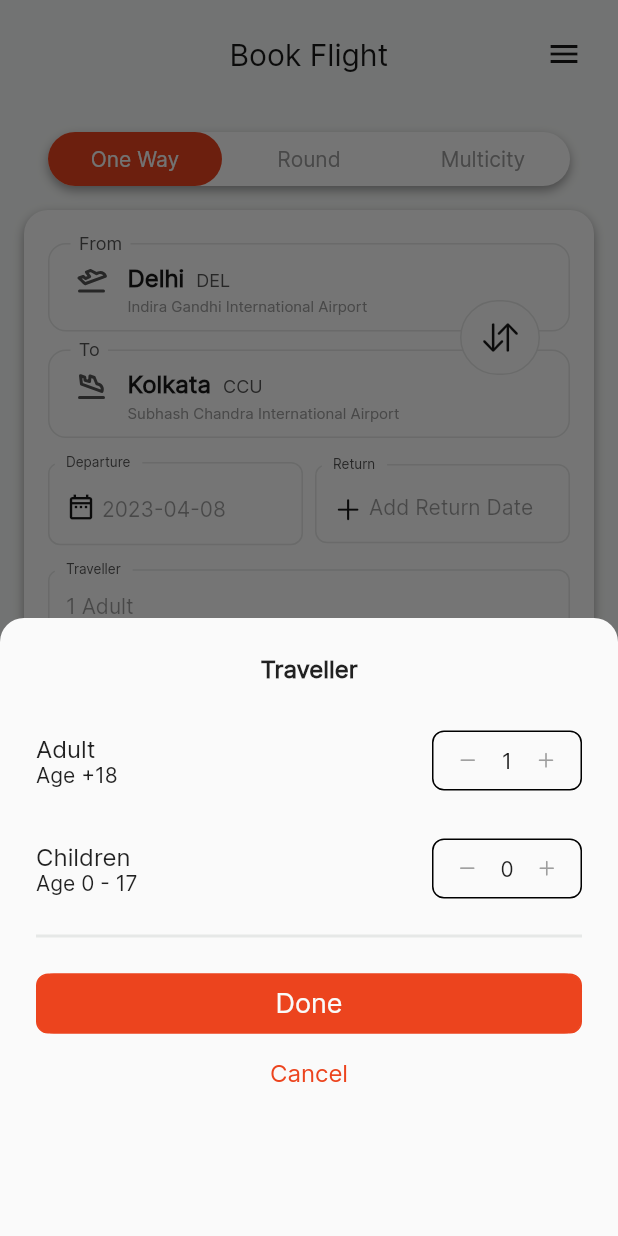
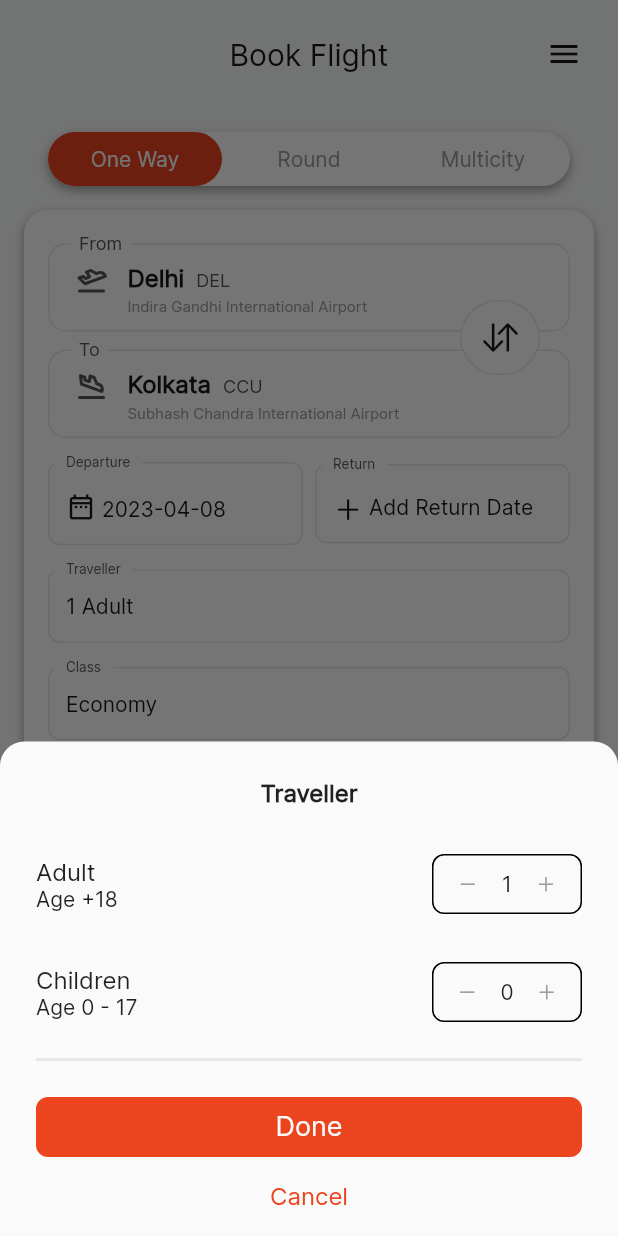
Before and after one commit to ramanassif/Book_Flight_App, a Flutter app: the screen it shows after launch, after a tap on "Traveller", on a phone screen of 412 x 824 dp. Run offline on Flutter 3.47's test engine with Material 2 defaults, Android fonts, the phone set to English and light mode, and no system bars; our stand-ins replace easy_localization, flutter_svg, loading_animation_widget; missing offline and left inert: desktop_window.

Commit message:
Refactor code

```diff
--- a/assets/translations/ar-AR.json
+++ b/assets/translations/ar-AR.json
@@ -22,6 +22,7 @@
   "Traveller": "المسافر",
   "Adult": "بالغ",
   "Children": "أطفال",
+  "Age": "العمر",
   "Done": "تم",
   "Class": "التصنيف",
   "Economy": "اقتصادي",
--- a/assets/translations/en-EN.json
+++ b/assets/translations/en-EN.json
@@ -22,6 +22,7 @@
   "Traveller": "Traveller",
   "Adult": "Adult",
   "Children": "Children",
+  "Age": "Age",
   "Done": "Done",
   "Class": "Class",
   "Economy": "Economy",
--- a/lib/core/basics_widgets/custom_textField.dart
+++ b/lib/core/basics_widgets/custom_textField.dart
@@ -1,8 +1,6 @@
 import 'package:book_flight_app/constants.dart';
-import 'package:book_flight_app/core/services/theme_service/theme_service.dart';
 import 'package:easy_localization/easy_localization.dart' hide TextDirection;
 import 'package:flutter/material.dart';
-import 'package:provider/provider.dart';
 
 class CustomTextField extends StatefulWidget {
   final String label;
@@ -31,15 +29,16 @@ class _CustomTextFieldState extends State<CustomTextField> {
       cursorColor: kPrimaryColor,
       style: const TextStyle(
         fontSize: 14,
+        color: kDarkColor,
+        //color: kDarkColor
       ),
       decoration: InputDecoration(
-        labelText: widget.label.tr().toString(),
-        labelStyle: TextStyle(
-          color: Provider.of<ThemeServices>(context).mode == ThemeMode.dark
-              ? kLightColor
-              : kGreyColor,
+        labelText: widget.label,
+        labelStyle: const TextStyle(
+          color: kGreyColor,
           fontSize: 12,
           fontWeight: FontWeight.w400,
+          //color: kDarkColor,
         ),
         hintStyle: const TextStyle(
           color: Color(0xffA6A6A6),
@@ -81,13 +80,14 @@ class _CustomTextFieldState extends State<CustomTextField> {
   @override
   void initState() {
     super.initState();
-    widget.controller.text = (widget.textValue).tr().toString();
+    //widget.controller.text = widget.textValue;
   }
 
   @override
   void didChangeDependencies() {
     Locale myLocale = Localizations.localeOf(context);
     currentLanguage = myLocale.toString();
+    widget.controller.text = widget.textValue;
     super.didChangeDependencies();
   }
 }
--- a/lib/core/basics_widgets/custom_time_and_date_textField.dart
+++ b/lib/core/basics_widgets/custom_time_and_date_textField.dart
@@ -1,8 +1,6 @@
 import 'package:book_flight_app/constants.dart';
-import 'package:book_flight_app/core/services/theme_service/theme_service.dart';
-import 'package:easy_localization/easy_localization.dart' hide TextDirection;
+import 'package:easy_localization/easy_localization.dart';
 import 'package:flutter/material.dart';
-import 'package:provider/provider.dart';
 
 class CustomTimeAndDateTextField extends StatefulWidget {
   final String label;
@@ -33,9 +31,7 @@ class _CustomTimeAndDateTextFieldState
       enabled: false,
       controller: widget.controller,
       cursorColor: kPrimaryColor,
-      style: const TextStyle(
-        fontSize: 14,
-      ),
+      style: const TextStyle(fontSize: 14, color: kDarkColor),
       decoration: InputDecoration(
         prefix: Padding(
           padding: EdgeInsets.only(
@@ -47,14 +43,13 @@ class _CustomTimeAndDateTextFieldState
             child: Icon(
               widget.iconData,
               size: 20,
+              color: kDarkColor,
             ),
           ),
         ),
-        labelText: widget.label.tr().toString(),
-        labelStyle: TextStyle(
-          color: Provider.of<ThemeServices>(context).mode == ThemeMode.dark
-              ? kLightColor
-              : kGreyColor,
+        labelText: widget.label,
+        labelStyle: const TextStyle(
+          color: kGreyColor,
           fontSize: 12,
           fontWeight: FontWeight.w400,
         ),
@@ -98,7 +93,7 @@ class _CustomTimeAndDateTextFieldState
   @override
   void initState() {
     super.initState();
-    widget.controller.text = widget.textValue;
+    //widget.controller.text = widget.textValue;
   }
 
   @override
@@ -107,6 +102,7 @@ class _CustomTimeAndDateTextFieldState
     currentLanguage = myLocale.toString();
     debugPrint('$myLocale'.toString());
     debugPrint(currentLanguage);
+    widget.controller.text = widget.textValue;
     super.didChangeDependencies();
   }
 }
--- a/lib/core/services/theme_service/theme.dart
+++ b/lib/core/services/theme_service/theme.dart
@@ -12,12 +12,7 @@ class Themes with ChangeNotifier {
   static final darkTheme = ThemeData(
     primaryColor: kPrimaryColor,
     brightness: Brightness.dark,
-    textTheme: TextTheme(
-      bodyText1: TextStyle(
+    fontFamily: 'Inter',
 
-      )
-    ),
-    fontFamily: 'Inter',
   );
-
 }
--- a/lib/features/flight_details_screen/screens/flight_details_screen.dart
+++ b/lib/features/flight_details_screen/screens/flight_details_screen.dart
@@ -277,7 +277,7 @@ class _FlightDetailsScreenState extends State<FlightDetailsScreen> {
                                 child: InkWell(
                                   onTap: pickedDateFun,
                                   child: CustomTimeAndDateTextField(
-                                    label: 'Date',
+                                    label: 'Date'.tr().toString(),
                                     iconData: Icons.date_range_outlined,
                                     textValue: formattedDate,
                                     controller: dateController,
@@ -292,7 +292,7 @@ class _FlightDetailsScreenState extends State<FlightDetailsScreen> {
                                 child: InkWell(
                                   onTap: (){},
                                   child: CustomTimeAndDateTextField(
-                                    label: 'Time',
+                                    label: 'Time'.tr().toString(),
                                     iconData: Icons.access_time_outlined,
                                     textValue: '9.30',
                                     controller: timeController,
--- a/lib/features/home_screen/widgets/flight_selection_widget.dart
+++ b/lib/features/home_screen/widgets/flight_selection_widget.dart
@@ -319,7 +319,7 @@ class _FlightSelectionWidgetState extends State<FlightSelectionWidget> {
                     child: InkWell(
                       onTap: dePickedDateFun,
                       child: CustomTimeAndDateTextField(
-                        label: 'Departure',
+                        label: 'Departure'.tr().toString(),
                         iconData: Icons.date_range_outlined,
                         textValue: deFormattedDate,
                         controller: deDateController,
@@ -334,7 +334,7 @@ class _FlightSelectionWidgetState extends State<FlightSelectionWidget> {
                     child: InkWell(
                       onTap: rePickedDateFun,
                       child: CustomTimeAndDateTextField(
-                        label: 'Return',
+                        label: 'Return'.tr().toString(),
                         iconData: CupertinoIcons.plus,
                         textValue: reFormattedDate ??
                             'Add_Return_Date'.tr().toString(),
@@ -363,7 +363,9 @@ class _FlightSelectionWidgetState extends State<FlightSelectionWidget> {
                         padding: MediaQuery.of(context).viewInsets,
                         child: SizedBox(
                           width: MediaQuery.of(context).size.width,
-                          height: MediaQuery.of(context).size.height / 2,
+                          height: MediaQuery.of(context).size.height > 700
+                              ? MediaQuery.of(context).size.height / 2.5
+                              : MediaQuery.of(context).size.height / 2,
                           child: Builder(builder: (BuildContext context) {
                             return StatefulBuilder(
                               builder: (context, setState) => Padding(
@@ -375,9 +377,9 @@ class _FlightSelectionWidgetState extends State<FlightSelectionWidget> {
                                 child: Column(
                                   crossAxisAlignment: CrossAxisAlignment.center,
                                   children: [
-                                    const Text(
-                                      'Traveller',
-                                      style: TextStyle(
+                                    Text(
+                                      'Traveller'.tr().toString(),
+                                      style: const TextStyle(
                                         fontSize: 16,
                                         fontWeight: FontWeight.w700,
                                       ),
@@ -392,17 +394,17 @@ class _FlightSelectionWidgetState extends State<FlightSelectionWidget> {
                                         Column(
                                           crossAxisAlignment:
                                               CrossAxisAlignment.start,
-                                          children: const [
+                                          children: [
                                             Text(
-                                              'Adult',
-                                              style: TextStyle(
+                                              'Adult'.tr().toString(),
+                                              style: const TextStyle(
                                                 fontSize: 16,
                                                 fontWeight: FontWeight.w500,
                                               ),
                                             ),
                                             Text(
-                                              'Age +18',
-                                              style: TextStyle(
+                                              '${'Age'.tr().toString()} +18',
+                                              style: const TextStyle(
                                                 fontSize: 14,
                                                 fontWeight: FontWeight.w300,
                                               ),
@@ -483,17 +485,17 @@ class _FlightSelectionWidgetState extends State<FlightSelectionWidget> {
                                         Column(
                                           crossAxisAlignment:
                                               CrossAxisAlignment.start,
-                                          children: const [
+                                          children: [
                                             Text(
-                                              'Children',
-                                              style: TextStyle(
+                                              'Children'.tr().toString(),
+                                              style: const TextStyle(
                                                 fontSize: 16,
                                                 fontWeight: FontWeight.w500,
                                               ),
                                             ),
                                             Text(
-                                              'Age 0 - 17',
-                                              style: TextStyle(
+                                              '${'Age'.tr().toString()} 0 - 17',
+                                              style: const TextStyle(
                                                 fontSize: 14,
                                                 fontWeight: FontWeight.w300,
                                               ),
@@ -609,9 +611,9 @@ class _FlightSelectionWidgetState extends State<FlightSelectionWidget> {
                                       onTap: () {
                                         Navigator.pop(context);
                                       },
-                                      child: const Text(
-                                        'Cancel',
-                                        style: TextStyle(
+                                      child: Text(
+                                        'Cancel'.tr().toString(),
+                                        style: const TextStyle(
                                             fontSize: 16,
                                             fontWeight: FontWeight.w500,
                                             color: kPrimaryColor),
@@ -628,7 +630,7 @@ class _FlightSelectionWidgetState extends State<FlightSelectionWidget> {
                   );
                 },
                 child: CustomTextField(
-                  label: 'Traveller',
+                  label: 'Traveller'.tr().toString(),
                   controller: travellerController,
                   textValue:
                       '${numOfAdult > 1 ? '$numOfAdult ' : '1 '}${'Adult'.tr().toString()}',
@@ -638,9 +640,9 @@ class _FlightSelectionWidgetState extends State<FlightSelectionWidget> {
                 height: 16,
               ),
               CustomTextField(
-                label: 'Class',
+                label: 'Class'.tr().toString(),
                 controller: classController,
-                textValue: 'Economy',
+                textValue: 'Economy'.tr().toString(),
               ),
               const SizedBox(
                 height: 16,
@@ -672,7 +674,6 @@ class _FlightSelectionWidgetState extends State<FlightSelectionWidget> {
   void initState() {
     super.initState();
     deDateController.text = deFormattedDate;
-    travellerController.text = '1 Adult';
   }
 
   @override
```
